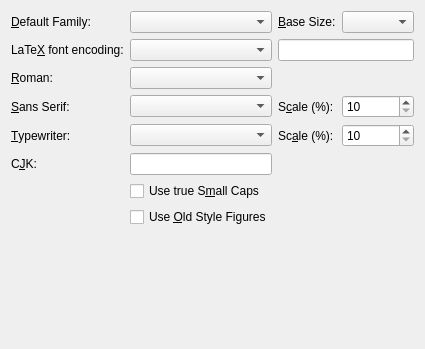
Qt form src/frontends/qt4/ui/FontUi.ui (cburschka/lyx) before a commit.
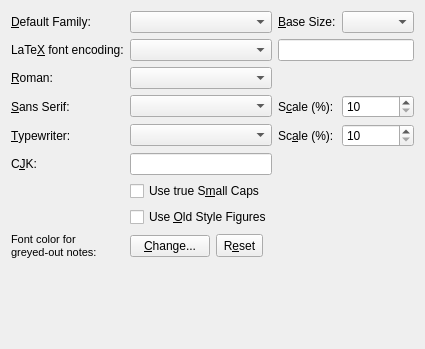
The same form after that commit.

Commit message: fileformat change: - support to change the greyed-out note font color (fixes #3865)

The edit to the form file:
```diff
--- a/src/frontends/qt4/ui/FontUi.ui
+++ b/src/frontends/qt4/ui/FontUi.ui
@@ -201,7 +201,74 @@
      </property>
     </widget>
    </item>
-   <item row="8" column="1">
+   <item row="8" column="0">
+    <widget class="QLabel" name="noteFontColorLA">
+     <property name="text">
+      <string>&lt;!DOCTYPE HTML PUBLIC &quot;-//W3C//DTD HTML 4.0//EN&quot; &quot;http://www.w3.org/TR/REC-html40/strict.dtd&quot;&gt;
+&lt;html&gt;&lt;head&gt;&lt;meta name=&quot;qrichtext&quot; content=&quot;1&quot; /&gt;&lt;style type=&quot;text/css&quot;&gt;
+p, li { white-space: pre-wrap; }
+&lt;/style&gt;&lt;/head&gt;&lt;body style=&quot; font-family:'MS Shell Dlg 2'; font-size:8.25pt; font-weight:400; font-style:normal;&quot;&gt;
+&lt;p style=&quot; margin-top:0px; margin-bottom:0px; margin-left:0px; margin-right:0px; -qt-block-indent:0; text-indent:0px;&quot;&gt;&lt;span style=&quot; font-size:8pt;&quot;&gt;Font color for&lt;/span&gt;&lt;/p&gt;
+&lt;p style=&quot; margin-top:0px; margin-bottom:0px; margin-left:0px; margin-right:0px; -qt-block-indent:0; text-indent:0px;&quot;&gt;&lt;span style=&quot; font-size:8pt;&quot;&gt;greyed-out notes:&lt;/span&gt;&lt;/p&gt;&lt;/body&gt;&lt;/html&gt;</string>
+     </property>
+    </widget>
+   </item>
+   <item row="8" column="1" colspan="2">
+    <layout class="QHBoxLayout" name="horizontalLayout_3">
+     <item>
+      <widget class="QPushButton" name="noteFontColorPB">
+       <property name="maximumSize">
+        <size>
+         <width>16777215</width>
+         <height>16777215</height>
+        </size>
+       </property>
+       <property name="toolTip">
+        <string>Click to change the color</string>
+       </property>
+       <property name="text">
+        <string>&amp;Change...</string>
+       </property>
+      </widget>
+     </item>
+     <item>
+      <widget class="QToolButton" name="delNoteFontColorTB">
+       <property name="minimumSize">
+        <size>
+         <width>23</width>
+         <height>23</height>
+        </size>
+       </property>
+       <property name="toolTip">
+        <string>Revert the color to the default</string>
+       </property>
+       <property name="text">
+        <string>R&amp;eset</string>
+       </property>
+       <property name="toolButtonStyle">
+        <enum>Qt::ToolButtonTextOnly</enum>
+       </property>
+       <property name="arrowType">
+        <enum>Qt::LeftArrow</enum>
+       </property>
+      </widget>
+     </item>
+     <item>
+      <spacer name="horizontalSpacer_2">
+       <property name="orientation">
+        <enum>Qt::Horizontal</enum>
+       </property>
+       <property name="sizeHint" stdset="0">
+        <size>
+         <width>40</width>
+         <height>20</height>
+        </size>
+       </property>
+      </spacer>
+     </item>
+    </layout>
+   </item>
+   <item row="9" column="1">
     <spacer name="verticalSpacer">
      <property name="orientation">
       <enum>Qt::Vertical</enum>
```
The commit also changes 12 other files.
